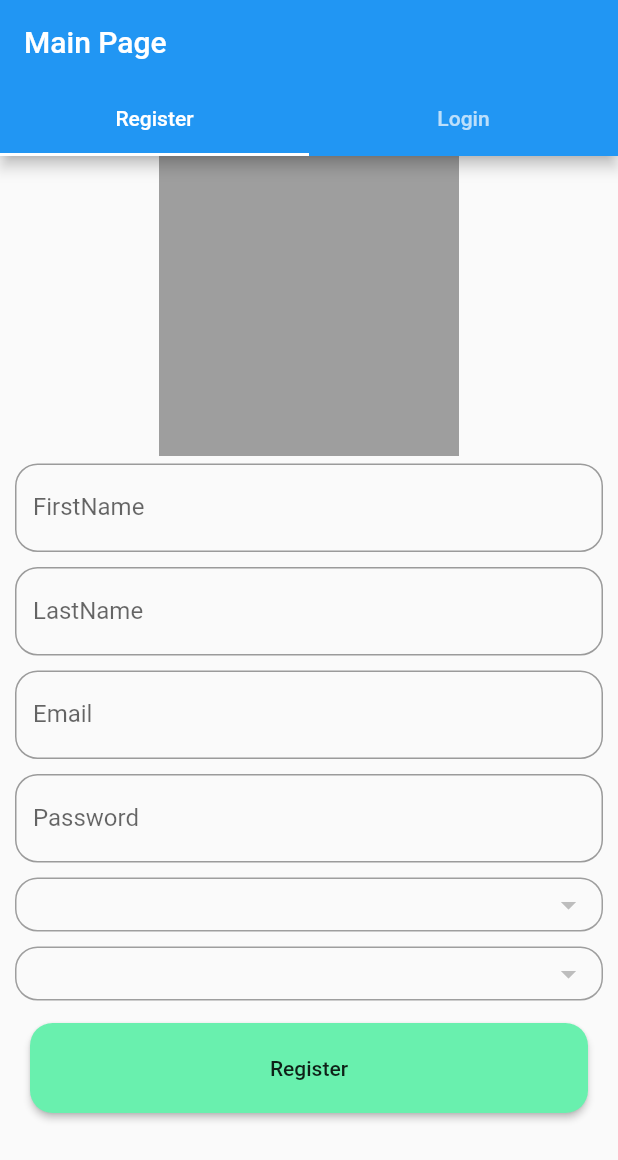
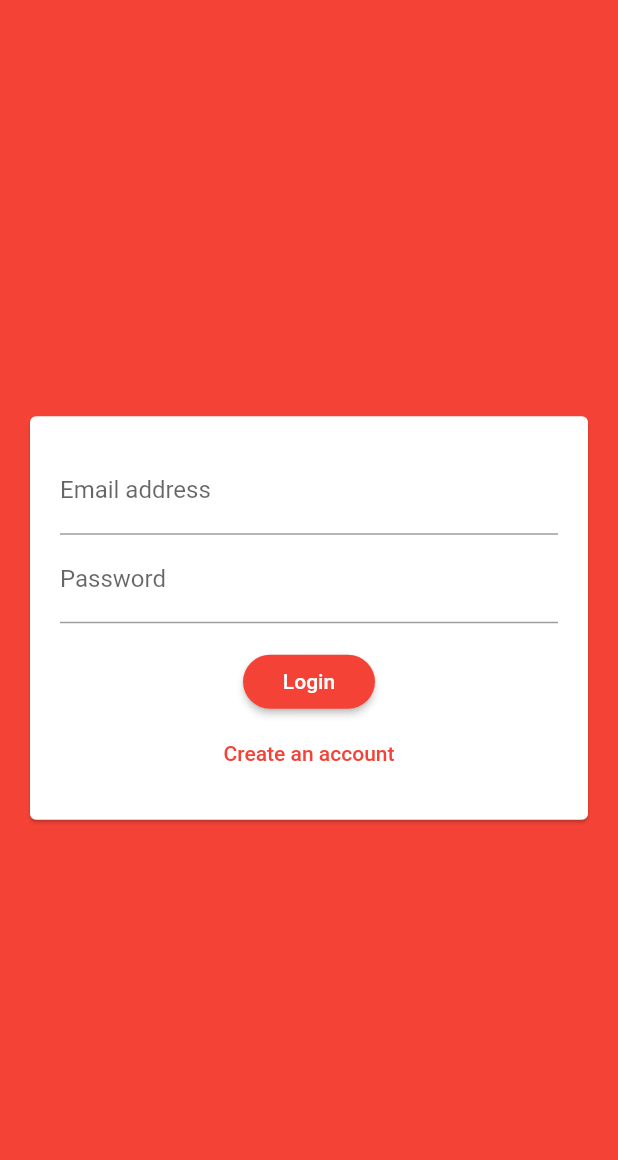
Before and after one commit to amjadaamassi/firebase-gsg, a Flutter app: the screen it shows after launch, on a phone screen of 412 x 824 dp. Shown: the top 1160 px of the screen. Run offline on Flutter 3.47's test engine with Material 2 defaults, Android fonts, the phone set to English and light mode, and no system bars; our stand-ins replace cloud_firestore, firebase_auth, firebase_messaging, firebase_storage, image_picker; missing offline and left inert: cloud_firestore_web, firebase_auth_web, firebase_core_web; accounts and stored records are empty.

Commit message:
Add files via upload

```diff
--- a/lib/generated_plugin_registrant.dart
+++ b/lib/generated_plugin_registrant.dart
@@ -7,17 +7,13 @@
 import 'package:cloud_firestore_web/cloud_firestore_web.dart';
 import 'package:firebase_auth_web/firebase_auth_web.dart';
 import 'package:firebase_core_web/firebase_core_web.dart';
-import 'package:firebase_storage_web/firebase_storage_web.dart';
-import 'package:image_picker_for_web/image_picker_for_web.dart';
 
 import 'package:flutter_web_plugins/flutter_web_plugins.dart';
 
 // ignore: public_member_api_docs
 void registerPlugins(Registrar registrar) {
-  FirebaseFirestoreWeb.registerWith(registrar);
+  FirestoreWeb.registerWith(registrar);
   FirebaseAuthWeb.registerWith(registrar);
   FirebaseCoreWeb.registerWith(registrar);
-  FirebaseStorageWeb.registerWith(registrar);
-  ImagePickerPlugin.registerWith(registrar);
   registrar.registerMessageHandler();
 }
--- a/lib/main.dart
+++ b/lib/main.dart
@@ -1,58 +1,45 @@
-import 'package:firebase_core/firebase_core.dart';
-import 'package:firebase_gsg/services/routes_helper.dart';
 import 'package:flutter/material.dart';
-import 'package:provider/provider.dart';
-
-import 'Auth/providers/auth_provider.dart';
-import 'Auth/ui/auth_main_page.dart';
-import 'Auth/ui/login_page.dart';
-import 'Auth/ui/register_page.dart';
-import 'Auth/ui/reset_password_page.dart';
-import 'chats/home_page.dart';
-import 'chats/profile_page.dart';
-import 'chats/users_page.dart';
-import 'splach_screen.dart';
+import 'package:firebase_auth/firebase_auth.dart';
+import './screens/chat_screen.dart';
+import './screens/auth_screen.dart';
+import 'screens/splash_screen.dart';
 
 void main() {
-  runApp(ChangeNotifierProvider<AuthProvider>(
-      create: (context) => AuthProvider(),
-      child: MaterialApp(
-          routes: {
-            LoginPage.routeName: (context) => LoginPage(),
-            RegisterPage.routeName: (context) => RegisterPage(),
-            ResetPasswordPage.routeName: (context) => ResetPasswordPage(),
-            HomePage.routeName: (context) => HomePage(),
-            AuthMainPage.routeName: (context) => AuthMainPage(),
-            UsersPage.routeName: (context) => UsersPage(),
-            ProfilePage.routeName: (context) => ProfilePage(),
-          },
-          navigatorKey: RouteHelper.routeHelper.navKey,
-          home: FirebaseConfiguration())));
+  WidgetsFlutterBinding.ensureInitialized();
+  runApp(MyApp());
 }
 
-class FirebaseConfiguration extends StatelessWidget {
+class MyApp extends StatelessWidget {
   @override
   Widget build(BuildContext context) {
-    // TODO: implement build
-    return FutureBuilder<FirebaseApp>(
-        future: Firebase.initializeApp(),
-        builder: (context, AsyncSnapshot<FirebaseApp> dataSnapShot) {
-          if (dataSnapShot.hasError) {
-            return Scaffold(
-              backgroundColor: Colors.red,
-              body: Center(
-                child: Text(dataSnapShot.error.toString()),
-              ),
-            );
+    return MaterialApp(
+      title: 'Chat app',
+      theme: ThemeData(
+        primarySwatch: Colors.red,
+        backgroundColor: Colors.red,
+        accentColor: Colors.redAccent,
+        accentColorBrightness: Brightness.dark,
+        buttonTheme: ButtonTheme.of(context).copyWith(
+          buttonColor: Colors.red,
+          textTheme: ButtonTextTheme.primary,
+          shape: RoundedRectangleBorder(
+            borderRadius: BorderRadius.circular(30),
+          ),
+        ),
+        visualDensity: VisualDensity.adaptivePlatformDensity,
+      ),
+      home: StreamBuilder(
+        stream: FirebaseAuth.instance.onAuthStateChanged,
+        builder: (context, userSnapshot) {
+          if (userSnapshot.connectionState == ConnectionState.waiting) {
+            return SplashScreen();
           }
-          if (dataSnapShot.connectionState == ConnectionState.done) {
-            return SplachScreen();
+          if (userSnapshot.hasData) {
+            return ChatScreen();
           }
-          return Scaffold(
-            body: Center(
-              child: CircularProgressIndicator(),
-            ),
-          );
-        });
+          return AuthScreen();
+        },
+      ),
+    );
   }
 }
--- /dev/null
+++ b/lib/widgets/auth/auth_form.dart
@@ -0,0 +1,151 @@
+import 'dart:io';
+
+import 'package:flutter/material.dart';
+
+import '../pickers/user_image_picker.dart';
+
+class AuthForm extends StatefulWidget {
+  final void Function(
+    String email,
+    String password,
+    String userName,
+    File image,
+    bool isLogin,
+    BuildContext ctx,
+  ) submitFn;
+  final bool isLoading;
+  AuthForm(this.submitFn, this.isLoading);
+  @override
+  _AuthFormState createState() => _AuthFormState();
+}
+
+class _AuthFormState extends State<AuthForm> {
+  final _formKey = GlobalKey<FormState>();
+  bool _isLogin = true;
+  String _userEmail = '';
+  String _userName = '';
+  String _password = '';
+  File _userImageFile;
+
+  void _pickedImage(File image) {
+    _userImageFile = image;
+  }
+
+  void _trySubmit() {
+    final isValid = _formKey.currentState.validate();
+    FocusScope.of(context).unfocus();
+
+    if (_userImageFile == null && !_isLogin) {
+      Scaffold.of(context).showSnackBar(
+        SnackBar(
+          content: Text('Add an image'),
+          backgroundColor: Theme.of(context).errorColor,
+        ),
+      );
+      return;
+    }
+
+    if (isValid) {
+      _formKey.currentState.save();
+      widget.submitFn(
+        _userEmail.trim(),
+        _password.trim(),
+        _userName.trim(),
+        _userImageFile,
+        _isLogin,
+        context,
+      );
+    }
+  }
+
+  @override
+  Widget build(BuildContext context) {
+    return Center(
+      child: Card(
+        margin: EdgeInsets.all(20),
+        child: SingleChildScrollView(
+          padding: EdgeInsets.all(20),
+          child: Form(
+            key: _formKey,
+            child: Column(
+              mainAxisSize: MainAxisSize.min,
+              children: <Widget>[
+                if (!_isLogin) UserImagePicker(_pickedImage),
+                TextFormField(
+                  textCapitalization: TextCapitalization.none,
+                  key: ValueKey('email'),
+                  validator: (value) {
+                    if (value.isEmpty || !value.contains('@')) {
+                      return 'Enter valid email address';
+                    }
+                    return null;
+                  },
+                  keyboardType: TextInputType.emailAddress,
+                  decoration: InputDecoration(
+                    labelText: 'Email address',
+                  ),
+                  onSaved: (value) {
+                    _userEmail = value;
+                  },
+                ),
+                if (!_isLogin)
+                  TextFormField(
+                    key: ValueKey('username'),
+                    validator: (value) {
+                      if (value.isEmpty || value.length < 4) {
+                        return 'Username must be atleast 4 chars long';
+                      }
+                      return null;
+                    },
+                    decoration: InputDecoration(
+                      labelText: 'Username',
+                    ),
+                    onSaved: (value) {
+                      _userName = value;
+                    },
+                  ),
+                TextFormField(
+                  key: ValueKey('password'),
+                  validator: (value) {
+                    if (value.isEmpty || value.length < 6) {
+                      return 'Password must be atleast 6 chars long';
+                    }
+                    return null;
+                  },
+                  decoration: InputDecoration(
+                    labelText: 'Password',
+                  ),
+                  obscureText: true,
+                  onSaved: (value) {
+                    _password = value;
+                  },
+                ),
+                SizedBox(
+                  height: 15,
+                ),
+                if (widget.isLoading) CircularProgressIndicator(),
+                if (!widget.isLoading)
+                  RaisedButton(
+                    onPressed: _trySubmit,
+                    child: Text(_isLogin ? 'Login' : 'Signup'),
+                  ),
+                if (!widget.isLoading)
+                  FlatButton(
+                    textColor: Theme.of(context).primaryColor,
+                    child: Text(_isLogin
+                        ? 'Create an account'
+                        : 'Already have an account'),
+                    onPressed: () {
+                      setState(() {
+                        _isLogin = !_isLogin;
+                      });
+                    },
+                  )
+              ],
+            ),
+          ),
+        ),
+      ),
+    );
+  }
+}
```
Also changed, not shown: lib/screens/auth_screen.dart (added, +84 -0 lines), lib/screens/chat_screen.dart (added, +79 -0 lines), lib/screens/splash_screen.dart (added, +15 -0 lines), lib/widgets/chats/message_bubble.dart (added, +77 -0 lines), lib/widgets/chats/messages.dart (added, +48 -0 lines), lib/widgets/chats/new_message.dart (added, +68 -0 lines), lib/widgets/pickers/user_image_picker.dart (added, +56 -0 lines).
